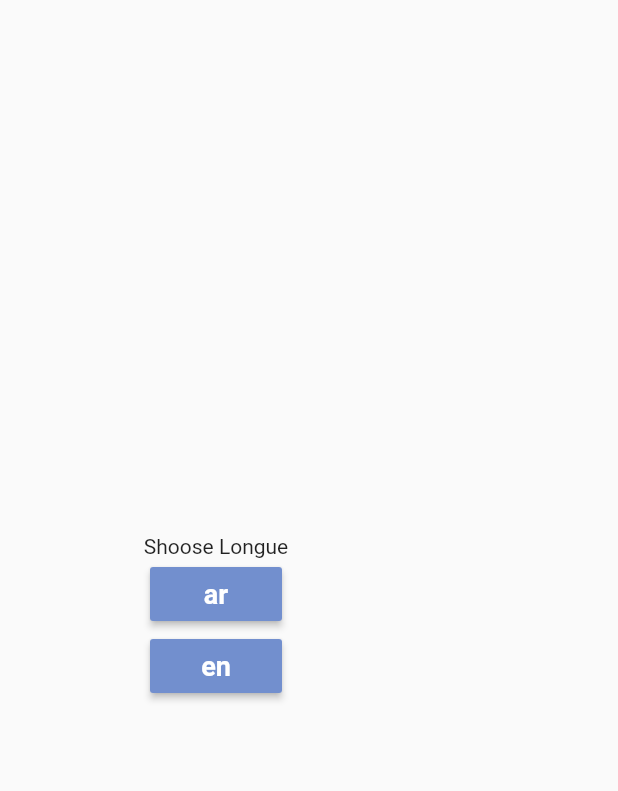
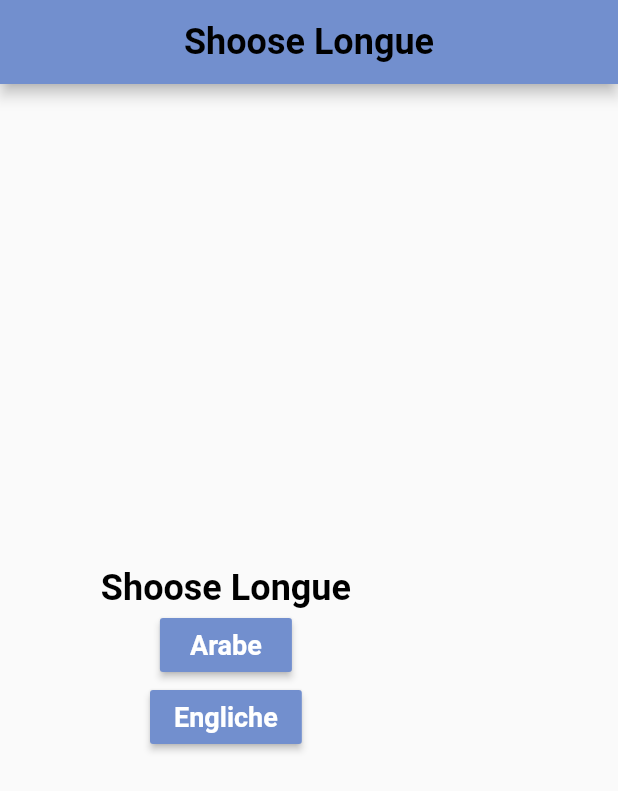
Before and after one commit to retabaitas/ecommerce_app, a Flutter app: the screen it shows after launch, on a phone screen of 412 x 824 dp. Shown: the top 791 px of the screen. Run offline on Flutter 3.47's test engine with Material 2 defaults, Android fonts, the phone set to English and light mode, and no system bars; our stand-ins replace get, shared_preferences; Roboto replaces fonts that are missing (PlayfairDisplay-Bold); project files that could hold a hidden picture were left out.

Commit message:
tradiction dapplication

```diff
--- a/lib/core/constant/routes.dart
+++ b/lib/core/constant/routes.dart
@@ -1,3 +1,4 @@
 class AppRoutes {
   static const String login = '/Login';
+  static const String onBoarding = '/onBoarding';
 }
--- a/lib/core/localization/translation.dart
+++ b/lib/core/localization/translation.dart
@@ -3,7 +3,38 @@ import 'package:get/get.dart';
 class MyTranslition extends Translations {
   @override
   Map<String, Map<String, String>> get keys => {
-        "ar": {"1": "اختر اللغة"},
-        "en": {"1": "Shoose Longue"},
+        "ar": {
+          "1": "اختر اللغة",
+          "1.1": "العربية",
+          "1.2": "الانجليزية",
+          "2": "اختر المنتج",
+          "2.1": "دفع بسهلة طريقة وآمن",
+          "2.2": "تتبع طلبك",
+          "2.3": "توصيل بسريع وقت",
+          "3":
+              "لدينا أكثر من 100 ألف منتج. اختر \ n منتجك من متجرنا التجاري الإلكتروني \ n.",
+          "3.1":
+              "طريقة دفع سهلة وآمنة \ n. موثوق به من قبل \ n عملائنا من جميع أنحاء العالم.",
+          "3.2":
+              "تم استخدام أفضل أداة تعقب من أجل \ n تعقب أوفر الخاص بك. لا تعرف مكان \ n منتجك في الوقت الحالي.",
+          "3.3": "موثوقة وسرعة التسليم. نحن \ n نسلم منتجك بأسرع طريقة ممكنة.",
+        },
+        "en": {
+          "1": "Shoose Longue",
+          "1.1": "Arabe",
+          "1.2": "Engliche",
+          "2": "Choose product",
+          "2.1": "Easy & Safe Payment",
+          "2.2": "Track Your Order",
+          "2.3": "Fast Delivery",
+          "3":
+              "We Have a 100K + Products.Choose \n Your product from our E- \n commerce shop.",
+          "3.1":
+              "Easy Checkout & safe \n Payment method. Trusted by our \n Customers from all over the world.",
+          "3.2":
+              "Best Tracker has been Used for \n Track your orfer. You\'Il know where \n your product is at the moment.",
+          "3.3":
+              "reliable and Fast Delivery. We \n Deliver your product the fastest \n way possibile.",
+        },
       };
 }
--- a/lib/main.dart
+++ b/lib/main.dart
@@ -9,7 +9,7 @@ import 'package:get/get.dart';
 import 'core/services/services.dart';
 
 void main() async {
-  WidgetsFlutterBinding.ensureInitialized;
+  WidgetsFlutterBinding.ensureInitialized();
   await initialservices();
   runApp(const MyApp());
 }
@@ -38,7 +38,7 @@ class MyApp extends StatelessWidget {
       ),
       title: 'Ecommerce App',
       locale: controller.language,
-      home: const MyHomePage(),
+      home: const MyLanguePage(),
       routes: route,
     );
   }
--- a/lib/routes.dart
+++ b/lib/routes.dart
@@ -1,7 +1,9 @@
 import 'package:ecommerce_app/core/constant/routes.dart';
 import 'package:ecommerce_app/view/screen/auth/login.dart';
+import 'package:ecommerce_app/view/screen/onBoarding.dart';
 import 'package:flutter/material.dart';
 
 Map<String, Widget Function(BuildContext)> route = {
   AppRoutes.login: (context) => const Login(),
+  AppRoutes.onBoarding: (context) => const OnBoarding(),
 };
--- a/lib/view/screen/longuage.dart
+++ b/lib/view/screen/longuage.dart
@@ -1,24 +1,44 @@
+import 'package:ecommerce_app/core/constant/color.dart';
+import 'package:ecommerce_app/core/constant/routes.dart';
+import 'package:ecommerce_app/core/localization/changelocal.dart';
 import 'package:ecommerce_app/view/widget/language/custombuttonlang.dart';
 import 'package:flutter/material.dart';
 import 'package:get/get.dart';
 
-class MyHomePage extends StatelessWidget {
-  const MyHomePage({super.key});
+class MyLanguePage extends GetView<LocaleController> {
+  const MyLanguePage({super.key});
 
   @override
   Widget build(BuildContext context) {
     return Scaffold(
+      appBar: AppBar(
+        centerTitle: true,
+        title: Text(
+          "1".tr,
+          style: Theme.of(context).textTheme.headline1,
+        ),
+        backgroundColor: ColorManager.kprimaryColor,
+      ),
       body: Column(
         mainAxisAlignment: MainAxisAlignment.center,
         children: [
-          Text('1'.tr),
-          CustomButtonLangue(
-            text: 'ar',
-            onPressed: () {},
+          Text(
+            "1".tr,
+            style: Theme.of(context).textTheme.headline1,
           ),
           CustomButtonLangue(
-            text: 'en',
-            onPressed: () {},
+            text: '1.1'.tr,
+            onPressed: () {
+              controller.changeLang("ar");
+              Get.toNamed(AppRoutes.onBoarding);
+            },
+          ),
+          CustomButtonLangue(
+            text: '1.2'.tr,
+            onPressed: () {
+              controller.changeLang("en");
+              Get.toNamed(AppRoutes.onBoarding);
+            },
           ),
         ],
       ),
```
Also changed, not shown: lib/data/datasource/static/static.dart (+9 -12 lines).
